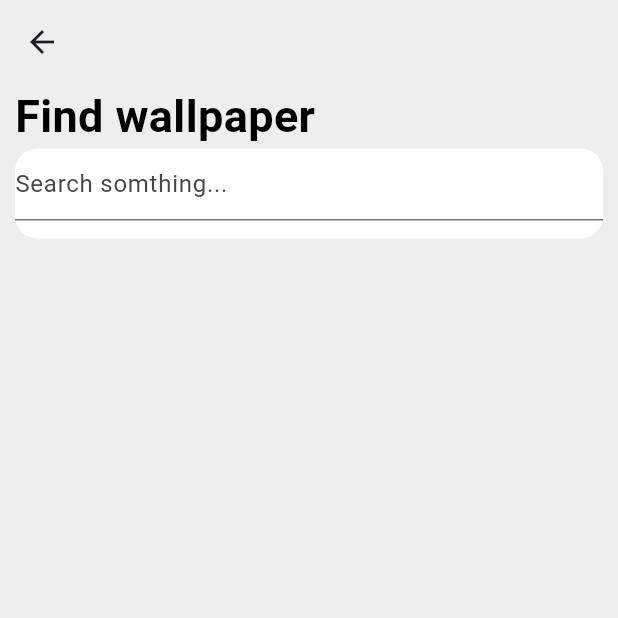
After one commit to KarlMathuthu/Wallpaper-verse, a Flutter app: the screen it shows after launch, after a tap on "Find wallpaper...", on a phone screen of 412 x 824 dp, the top half of it. The commit adds this screen. Run offline on Flutter 3.47's test engine with Material 2 defaults, Android fonts, the light colour scheme and no system bars; our stand-ins replace carousel_slider, cloud_firestore, dio, firebase_core, firebase_storage, flutter_svg and 4 more; accounts and stored records are empty; network calls fail.

Commit message:
Added the search page

```diff
--- a/lib/pages/home_page.dart
+++ b/lib/pages/home_page.dart
@@ -4,11 +4,11 @@ import 'package:carousel_slider/carousel_slider.dart';
 import 'package:cloud_firestore/cloud_firestore.dart';
 import 'package:flutter/material.dart';
 import 'package:flutter_svg/flutter_svg.dart';
-import 'package:shared_preferences/shared_preferences.dart';
 import 'package:wallpaper_verse/pages/categories/animals_page.dart';
 import 'package:wallpaper_verse/pages/categories/anime_page.dart';
 import 'package:wallpaper_verse/pages/categories/nature_page.dart';
 import 'package:wallpaper_verse/pages/categories/sport_cars.dart';
+import 'package:wallpaper_verse/pages/search_page.dart';
 import 'package:wallpaper_verse/widgets/container_widget.dart';
 import 'package:wallpaper_verse/widgets/item_container.dart';
 
@@ -38,7 +38,16 @@ class _HomePageState extends State<HomePage> {
       body: Column(
         children: [
           //Search bar
-          Padding(
+          GestureDetector(
+            onTap: () {
+              Navigator.push(
+                context,
+                MaterialPageRoute(
+                  builder: (context) => SearchPage(),
+                ),
+              );
+            },
+            child: Padding(
               padding: const EdgeInsets.symmetric(horizontal: 10),
               child: Container(
                 height: 60,
@@ -66,6 +75,7 @@ class _HomePageState extends State<HomePage> {
                       ),
                     )
                   ],
+                ),
               ),
             ),
           ),
--- /dev/null
+++ b/lib/pages/search_page.dart
@@ -0,0 +1,59 @@
+// ignore_for_file: prefer_const_constructors, prefer_const_literals_to_create_immutables
+
+import 'package:flutter/material.dart';
+
+class SearchPage extends StatefulWidget {
+  const SearchPage({super.key});
+
+  @override
+  State<SearchPage> createState() => _SearchPageState();
+}
+
+class _SearchPageState extends State<SearchPage> {
+  @override
+  Widget build(BuildContext context) {
+    return Scaffold(
+      backgroundColor: Colors.grey[200],
+      appBar: AppBar(
+        backgroundColor: Colors.grey[200],
+        leading: IconButton(
+          onPressed: () {},
+          icon: Icon(Icons.arrow_back),
+        ),
+      ),
+      body: Column(
+        children: [
+          Row(
+            children: [
+              Padding(
+                padding: const EdgeInsets.only(left: 10),
+                child: Text(
+                  'Find wallpaper',
+                  style: TextStyle(
+                    fontSize: 30,
+                    color: Colors.black,
+                    fontWeight: FontWeight.bold,
+                  ),
+                ),
+              ),
+            ],
+          ),
+          Padding(
+            padding: const EdgeInsets.symmetric(horizontal: 10),
+            child: Container(
+              height: 60,
+              width: double.infinity,
+              decoration: BoxDecoration(
+                color: Colors.white,
+                borderRadius: BorderRadius.circular(15),
+              ),
+              child: TextField(
+                decoration: InputDecoration(hintText: 'Search somthing...'),
+              ),
+            ),
+          )
+        ],
+      ),
+    );
+  }
+}
```
Lines whose indentation alone changed are shown as unchanged.
